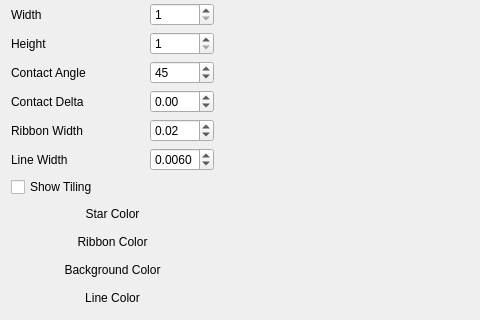
This is mainwindow.ui in azer89/Star_Patterns as Qt 5 draws it before an edit; both pictures show x 0 to 480 and y 444 to 764 of the 1400 by 764 pixel window. The edited form follows.
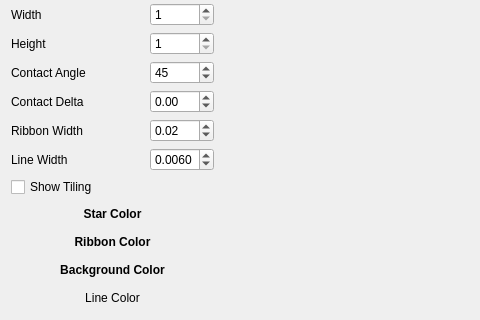
This is the edited form. Custom widgets are drawn as their Qt base class.

```diff
--- a/mainwindow.ui
+++ b/mainwindow.ui
@@ -748,6 +748,12 @@
      </item>
      <item row="8" column="0" colspan="3">
       <widget class="QPushButton" name="starColorButton">
+       <property name="font">
+        <font>
+         <weight>75</weight>
+         <bold>true</bold>
+        </font>
+       </property>
        <property name="text">
         <string>Star Color</string>
        </property>
@@ -758,6 +764,13 @@
      </item>
      <item row="9" column="0" colspan="3">
       <widget class="QPushButton" name="ribbonColorButton">
+       <property name="font">
+        <font>
+         <weight>75</weight>
+         <bold>true</bold>
+         <kerning>false</kerning>
+        </font>
+       </property>
        <property name="text">
         <string>Ribbon Color</string>
        </property>
@@ -778,6 +791,13 @@
      </item>
      <item row="10" column="0" colspan="3">
       <widget class="QPushButton" name="backgroundColorButton">
+       <property name="font">
+        <font>
+         <weight>75</weight>
+         <bold>true</bold>
+         <kerning>false</kerning>
+        </font>
+       </property>
        <property name="text">
         <string>Background Color</string>
        </property>
```
